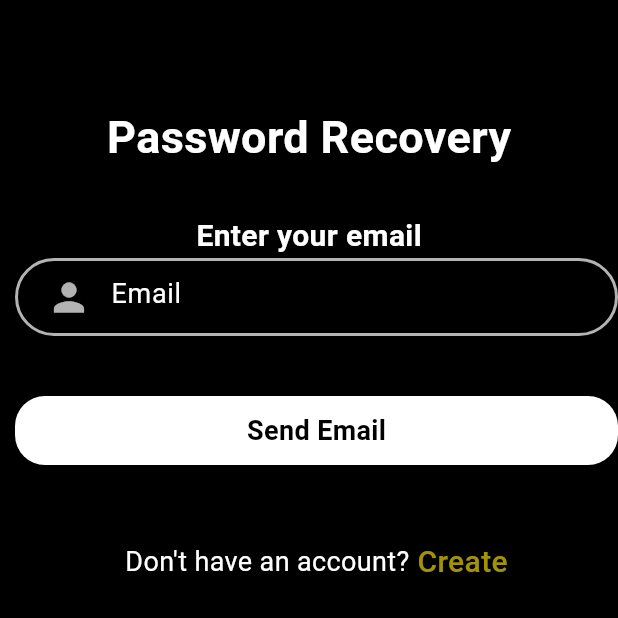
After one commit to dangthehao/flutter_food_delivery_app, a Flutter app: the ForgotPassword screen opened directly, on a phone screen of 412 x 824 dp, the top half of it. The commit adds this screen. Run offline on Flutter 3.47's test engine with Material 3 defaults, Android fonts, the light colour scheme and no system bars; our stand-ins replace curved_navigation_bar, firebase_auth, firebase_core; missing offline and left inert: flutter_stripe; accounts and stored records are empty.

Commit message:
commit - forgotpassword

```diff
--- a/lib/pages/details.dart
+++ b/lib/pages/details.dart
@@ -35,10 +35,10 @@ class _DetailsState extends State<Details> {
             ClipRRect(
                 borderRadius: BorderRadius.circular(180),
                 child: Image.asset(
-                  'images/beefsteak.jpeg',
+                  'images/salad12.png',
                   width: MediaQuery.of(context).size.width,
-                  height: MediaQuery.of(context).size.height / 2.5,
-                  fit: BoxFit.fill,
+                  height: MediaQuery.of(context).size.height / 2.7,
+                  fit: BoxFit.cover,
                 )),
             SizedBox(
               height: 10,
--- /dev/null
+++ b/lib/pages/forgotpassword.dart
@@ -0,0 +1,164 @@
+import 'package:firebase_auth/firebase_auth.dart';
+import 'package:flutter/material.dart';
+import 'package:food_delivery_app_flutter/pages/signup.dart';
+
+class ForgotPassword extends StatefulWidget {
+  const ForgotPassword({super.key});
+
+  @override
+  State<ForgotPassword> createState() => _ForgotPasswordState();
+}
+
+class _ForgotPasswordState extends State<ForgotPassword> {
+  TextEditingController mailcontroller = TextEditingController();
+  String email = "";
+  final _formkey = GlobalKey<FormState>();
+
+  resetPassword() async {
+    try {
+      await FirebaseAuth.instance.sendPasswordResetEmail(
+          email: email);
+      ScaffoldMessenger.of(context).showSnackBar(SnackBar(
+          content: Text(
+        "Password Reset Email has been sent!",
+        style: TextStyle(fontSize: 18),
+      )));
+    } on FirebaseAuthException catch (e) {
+      if (e.code == "user-not-found") {
+        ScaffoldMessenger.of(context).showSnackBar(SnackBar(
+            content: Text(
+          "No user found for that email.",
+          style: TextStyle(fontSize: 18),
+        )));
+      }
+    }
+  }
+
+  @override
+  Widget build(BuildContext context) {
+    return Scaffold(
+      backgroundColor: Colors.black,
+      body: Container(
+        child: Column(
+          children: [
+            SizedBox(height: 70),
+            Container(
+              alignment: Alignment.topCenter,
+              child: Text(
+                'Password Recovery',
+                style: TextStyle(
+                    color: Colors.white,
+                    fontSize: 30,
+                    fontWeight: FontWeight.bold),
+              ),
+            ),
+            SizedBox(
+              height: 30,
+            ),
+            Text(
+              "Enter your email",
+              style: TextStyle(
+                  color: Colors.white,
+                  fontSize: 20,
+                  fontWeight: FontWeight.bold),
+            ),
+            Expanded(
+                child: Form(
+                  key: _formkey,
+                    child: Padding(
+              padding: EdgeInsets.only(left: 10.0),
+              child: ListView(
+                children: [
+                  Container(
+                    padding: EdgeInsets.only(left: 10),
+                    decoration: BoxDecoration(
+                      border: Border.all(color: Colors.white70, width: 2.0),
+                      borderRadius: BorderRadius.circular(30),
+                    ),
+                    child: TextFormField(
+                      controller: mailcontroller,
+                      validator: (value) {
+                        if (value == null || value.isEmpty) {
+                          return 'Please Enter Email';
+                        }
+                        return null;
+                      },
+                      style: TextStyle(color: Colors.white),
+                      decoration: InputDecoration(
+                          hintText: "Email",
+                          hintStyle:
+                              TextStyle(fontSize: 18, color: Colors.white),
+                          prefixIcon: Icon(
+                            Icons.person,
+                            color: Colors.white70,
+                            size: 30,
+                          ),
+                          border: InputBorder.none),
+                    ),
+                  ),
+                  SizedBox(
+                    height: 40,
+                  ),
+                  GestureDetector(
+                    onTap: (){
+                      if(_formkey.currentState!.validate()){
+                        setState(() {
+                          email =mailcontroller.text;
+                        });
+                        resetPassword();
+                      }
+                    },
+                    child: Container(
+                      width: 140,
+                      padding: EdgeInsets.all(10),
+                      decoration: BoxDecoration(
+                        color: Colors.white,
+                        borderRadius: BorderRadius.circular(20),
+                      ),
+                      child: Center(
+                        child: Text(
+                          "Send Email",
+                          style: TextStyle(
+                              color: Colors.black,
+                              fontSize: 18,
+                              fontWeight: FontWeight.bold),
+                        ),
+                      ),
+                    ),
+                  ),
+                  SizedBox(
+                    height: 50,
+                  ),
+                  Row(
+                    mainAxisAlignment: MainAxisAlignment.center,
+                    children: [
+                      Text(
+                        "Don't have an account?",
+                        style: TextStyle(fontSize: 18, color: Colors.white),
+                      ),
+                      GestureDetector(
+                        onTap: () {
+                          Navigator.push(
+                              context,
+                              MaterialPageRoute(
+                                  builder: (context) => SignUp()));
+                        },
+                        child: Text(
+                          " Create",
+                          style: TextStyle(
+                              color: Color.fromARGB(225, 184, 166, 6),
+                              fontSize: 20,
+                              fontWeight: FontWeight.w500),
+                        ),
+                      )
+                    ],
+                  ),
+                ],
+              ),
+            ))),
+          ],
+        ),
+      ),
+    );
+  }
+}
--- a/lib/pages/home.dart
+++ b/lib/pages/home.dart
@@ -80,7 +80,7 @@ class _HomeState extends State<Home> {
                             ClipRRect(
                               borderRadius: BorderRadius.circular(80),
                               child: Image.asset(
-                                "images/beefsteak.jpeg",
+                                "images/salad12.png",
                                 height: 150,
                                 width: 160,
                                 fit: BoxFit.cover,
@@ -126,7 +126,7 @@ class _HomeState extends State<Home> {
                           ClipRRect(
                             borderRadius: BorderRadius.circular(100),
                             child: Image.asset(
-                              "images/beefsteak.jpeg",
+                              "images/salad12.png",
                               height: 150,
                               width: 160,
                               fit: BoxFit.cover,
@@ -172,7 +172,7 @@ class _HomeState extends State<Home> {
                     ClipRRect(
                         borderRadius: BorderRadius.circular(89),
                         child: Image.asset(
-                          "images/beefsteak.jpeg",
+                          "images/salad11.png",
                           height: 120,
                           width: 120,
                           fit: BoxFit.cover,
--- /dev/null
+++ b/lib/widget/app_constants.dart
@@ -0,0 +1,4 @@
+import 'package:flutter/material.dart';
+
+String publishableKey="pk_test_51QVhaj2KC9yoffNIVj7cyv61l3j8XX1FoSP1jXnp8j2mRR2E54ztCOkSvb9RLHywj1XumrOSih7ZiEjYJviTP3EM00HvsFoIaa";
+String secretKey="sk_test_51QVhaj2KC9yoffNILMTcauHsFN25McoHplg9NRrS4Pn8Fs3VSQwQTwV51He8xRXE3aE8wZpkrlFJ0bFBLQ9jrU1b00dWIHx7w6";
--- a/pubspec.yaml
+++ b/pubspec.yaml
@@ -41,6 +41,10 @@ dependencies:
   bloc: ^8.1.4
   git: ^2.3.0
   get_it: ^8.0.2
+  flutter_stripe: ^11.3.0
+  http: ^1.2.2
+  random_string: ^2.3.1
+  shared_preferences: ^2.3.3
 
   # The following adds the Cupertino Icons font to your application.
   # Use with the CupertinoIcons class for iOS style icons.
```
Also changed, not shown: lib/main.dart (+13 -1 lines), lib/pages/login.dart (+14 -8 lines), pubspec.lock, 2 other files.
